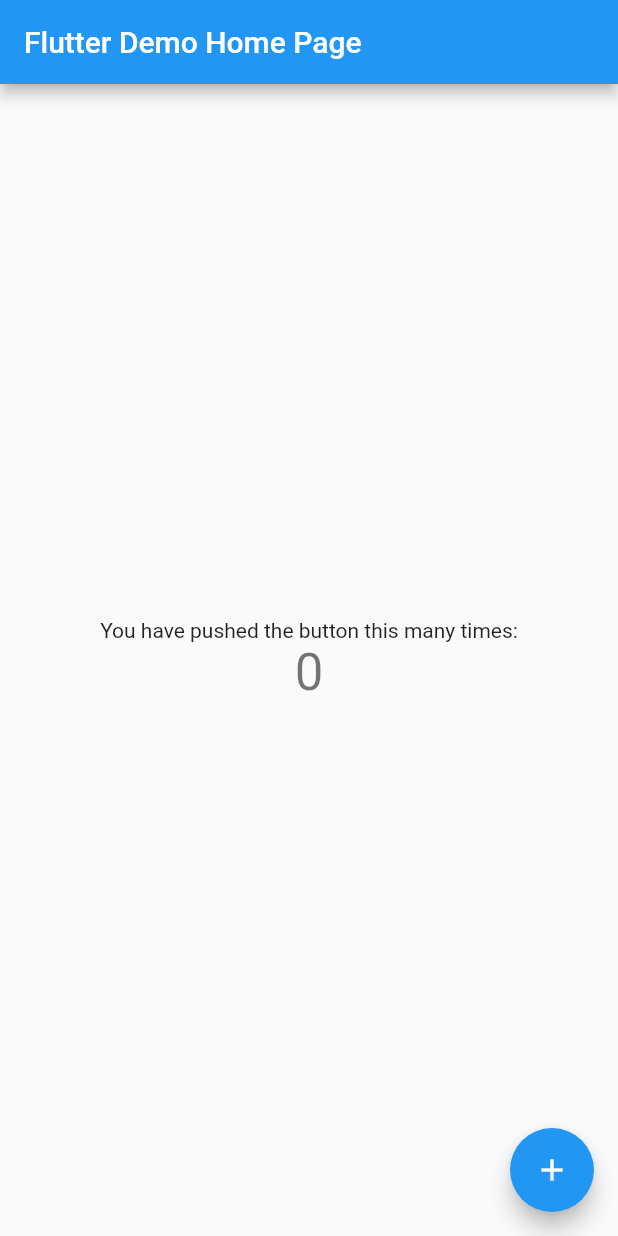
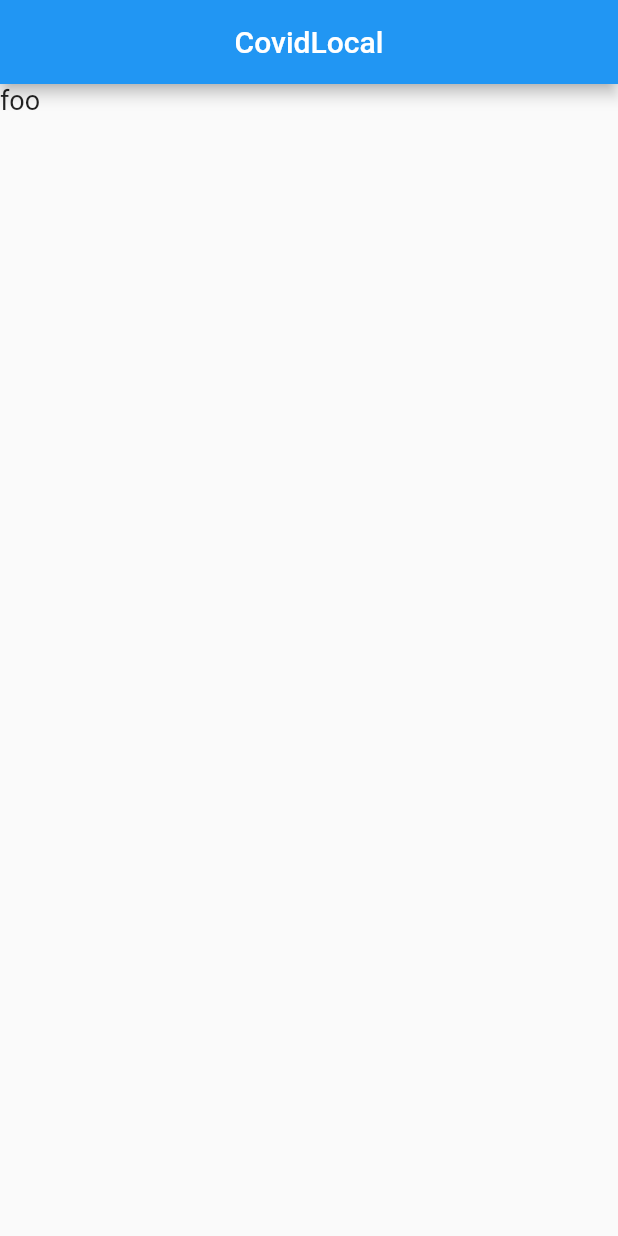
Before and after one commit to willhaslett/covidlocal, a Flutter app: the screen it shows after launch, on a phone screen of 412 x 824 dp. Run offline on Flutter 3.47's test engine with Material 2 defaults, Android fonts, the phone set to English and light mode, and no system bars.

Commit message:
Home page stub in place

```diff
--- /dev/null
+++ b/lib/home.dart
@@ -0,0 +1,11 @@
+import 'package:flutter/material.dart';
+
+class Home extends StatelessWidget {
+  @override
+  Widget build(BuildContext context) {
+    return Scaffold(
+      appBar: AppBar(centerTitle: true, title: Text('CovidLocal')),
+      body: Text('foo')
+    );
+  }
+}
--- a/lib/main.dart
+++ b/lib/main.dart
@@ -1,113 +1,30 @@
 import 'package:flutter/material.dart';
+import 'home.dart';
 
 void main() {
-  runApp(MyApp());
+  runApp(CovidLocal());
 }
 
-class MyApp extends StatelessWidget {
-  // This widget is the root of your application.
+class CovidLocal extends StatelessWidget {
   @override
   Widget build(BuildContext context) {
     return MaterialApp(
-      title: 'Flutter Demo',
+      title: 'CovidLocal',
+      debugShowCheckedModeBanner: false,
+      // Routes
+      initialRoute: '/home',
+      routes: {
+        '/home': (context) => Home(),
+      },
+
+      // Theme
       theme: ThemeData(
-        // This is the theme of your application.
-        //
-        // Try running your application with "flutter run". You'll see the
-        // application has a blue toolbar. Then, without quitting the app, try
-        // changing the primarySwatch below to Colors.green and then invoke
-        // "hot reload" (press "r" in the console where you ran "flutter run",
-        // or simply save your changes to "hot reload" in a Flutter IDE).
-        // Notice that the counter didn't reset back to zero; the application
-        // is not restarted.
         primarySwatch: Colors.blue,
+          textTheme: TextTheme(
+            bodyText2: TextStyle(fontSize: 18),
+          ),
       ),
-      home: MyHomePage(title: 'Flutter Demo Home Page'),
+
     );
   }
 }
-
-class MyHomePage extends StatefulWidget {
-  MyHomePage({Key key, this.title}) : super(key: key);
-
-  // This widget is the home page of your application. It is stateful, meaning
-  // that it has a State object (defined below) that contains fields that affect
-  // how it looks.
-
-  // This class is the configuration for the state. It holds the values (in this
-  // case the title) provided by the parent (in this case the App widget) and
-  // used by the build method of the State. Fields in a Widget subclass are
-  // always marked "final".
-
-  final String title;
-
-  @override
-  _MyHomePageState createState() => _MyHomePageState();
-}
-
-class _MyHomePageState extends State<MyHomePage> {
-  int _counter = 0;
-
-  void _incrementCounter() {
-    setState(() {
-      // This call to setState tells the Flutter framework that something has
-      // changed in this State, which causes it to rerun the build method below
-      // so that the display can reflect the updated values. If we changed
-      // _counter without calling setState(), then the build method would not be
-      // called again, and so nothing would appear to happen.
-      _counter++;
-    });
-  }
-
-  @override
-  Widget build(BuildContext context) {
-    // This method is rerun every time setState is called, for instance as done
-    // by the _incrementCounter method above.
-    //
-    // The Flutter framework has been optimized to make rerunning build methods
-    // fast, so that you can just rebuild anything that needs updating rather
-    // than having to individually change instances of widgets.
-    return Scaffold(
-      appBar: AppBar(
-        // Here we take the value from the MyHomePage object that was created by
-        // the App.build method, and use it to set our appbar title.
-        title: Text(widget.title),
-      ),
-      body: Center(
-        // Center is a layout widget. It takes a single child and positions it
-        // in the middle of the parent.
-        child: Column(
-          // Column is also a layout widget. It takes a list of children and
-          // arranges them vertically. By default, it sizes itself to fit its
-          // children horizontally, and tries to be as tall as its parent.
-          //
-          // Invoke "debug painting" (press "p" in the console, choose the
-          // "Toggle Debug Paint" action from the Flutter Inspector in Android
-          // Studio, or the "Toggle Debug Paint" command in Visual Studio Code)
-          // to see the wireframe for each widget.
-          //
-          // Column has various properties to control how it sizes itself and
-          // how it positions its children. Here we use mainAxisAlignment to
-          // center the children vertically; the main axis here is the vertical
-          // axis because Columns are vertical (the cross axis would be
-          // horizontal).
-          mainAxisAlignment: MainAxisAlignment.center,
-          children: <Widget>[
-            Text(
-              'You have pushed the button this many times:',
-            ),
-            Text(
-              '$_counter',
-              style: Theme.of(context).textTheme.headline4,
-            ),
-          ],
-        ),
-      ),
-      floatingActionButton: FloatingActionButton(
-        onPressed: _incrementCounter,
-        tooltip: 'Increment',
-        child: Icon(Icons.add),
-      ), // This trailing comma makes auto-formatting nicer for build methods.
-    );
-  }
-}
```
Also changed, not shown: 1 other file.
